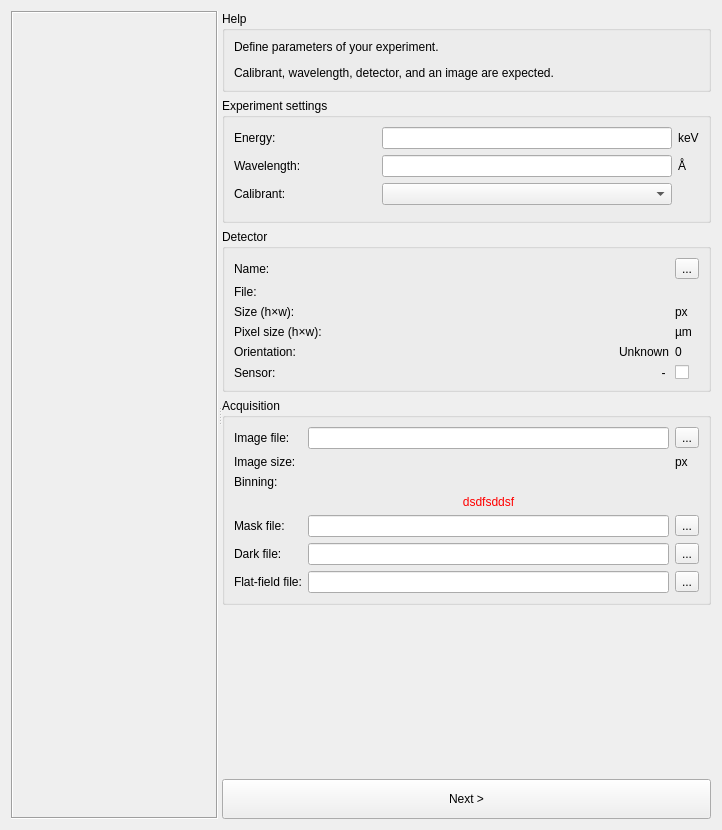
First picture: the form in src/pyFAI/resources/gui/calibration-experiment.ui, repository silx-kit/pyFAI, before the edit.
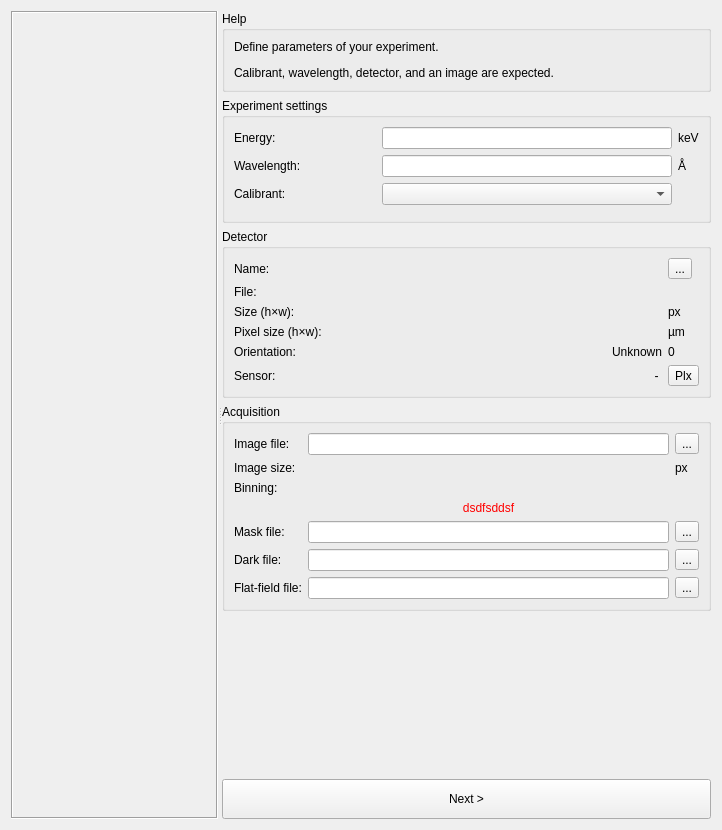
Second picture: the form after the edit. Custom widgets are drawn as their Qt base class.

```diff
--- a/src/pyFAI/resources/gui/calibration-experiment.ui
+++ b/src/pyFAI/resources/gui/calibration-experiment.ui
@@ -324,12 +324,21 @@
            </widget>
           </item>
           <item row="5" column="2">
-           <widget class="QCheckBox" name="_detectorParallax">
+           <widget class="QToolButton" name="_detectorParallax">
+            <property name="sizePolicy">
+             <sizepolicy hsizetype="Fixed" vsizetype="Fixed">
+              <horstretch>0</horstretch>
+              <verstretch>0</verstretch>
+             </sizepolicy>
+            </property>
             <property name="toolTip">
              <string>&lt;html&gt;&lt;head/&gt;&lt;body&gt;&lt;p&gt;Correct geometry for parrallax effect (much slower)&lt;/p&gt;&lt;/body&gt;&lt;/html&gt;</string>
             </property>
             <property name="text">
-             <string/>
+             <string>Plx</string>
+            </property>
+            <property name="checkable">
+             <bool>true</bool>
             </property>
            </widget>
           </item>
```
Left out of the diff: 2 changed lines with no effect on the pictures.
